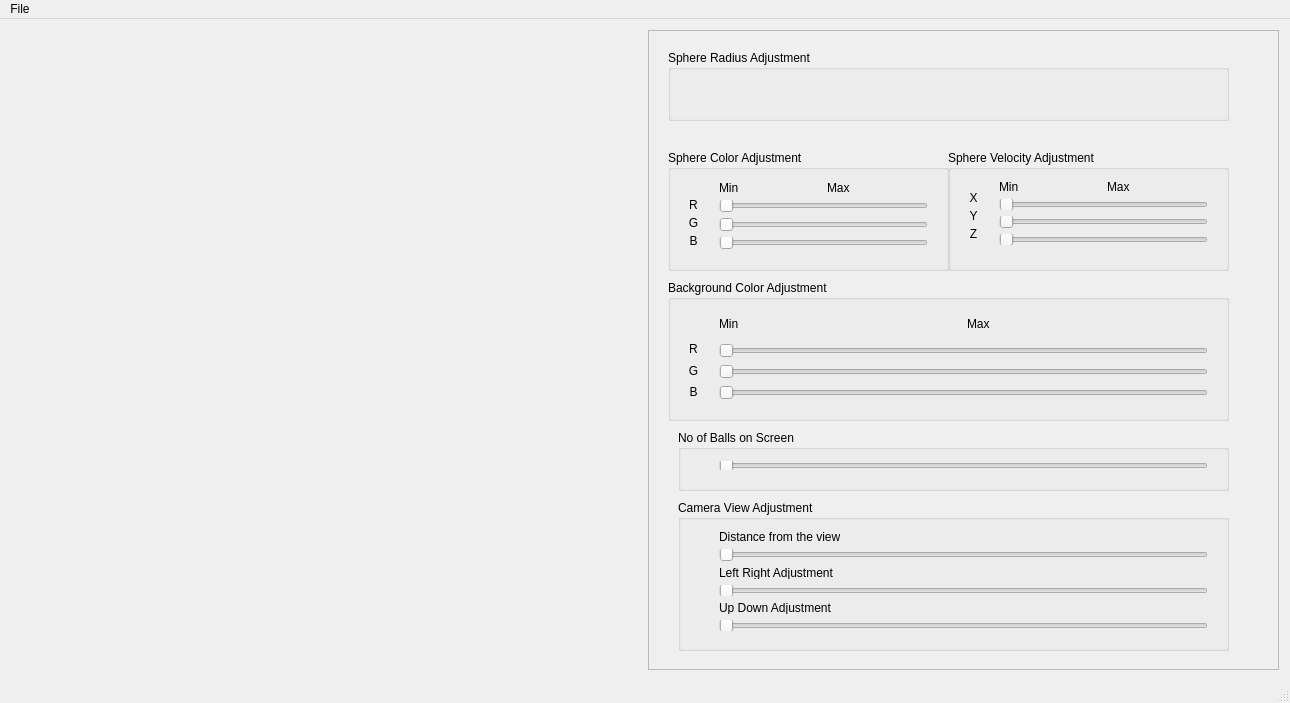
Above: mainwindowform.ui from kavindukk/Ball_Fountain before the change. Below: the same form after it.
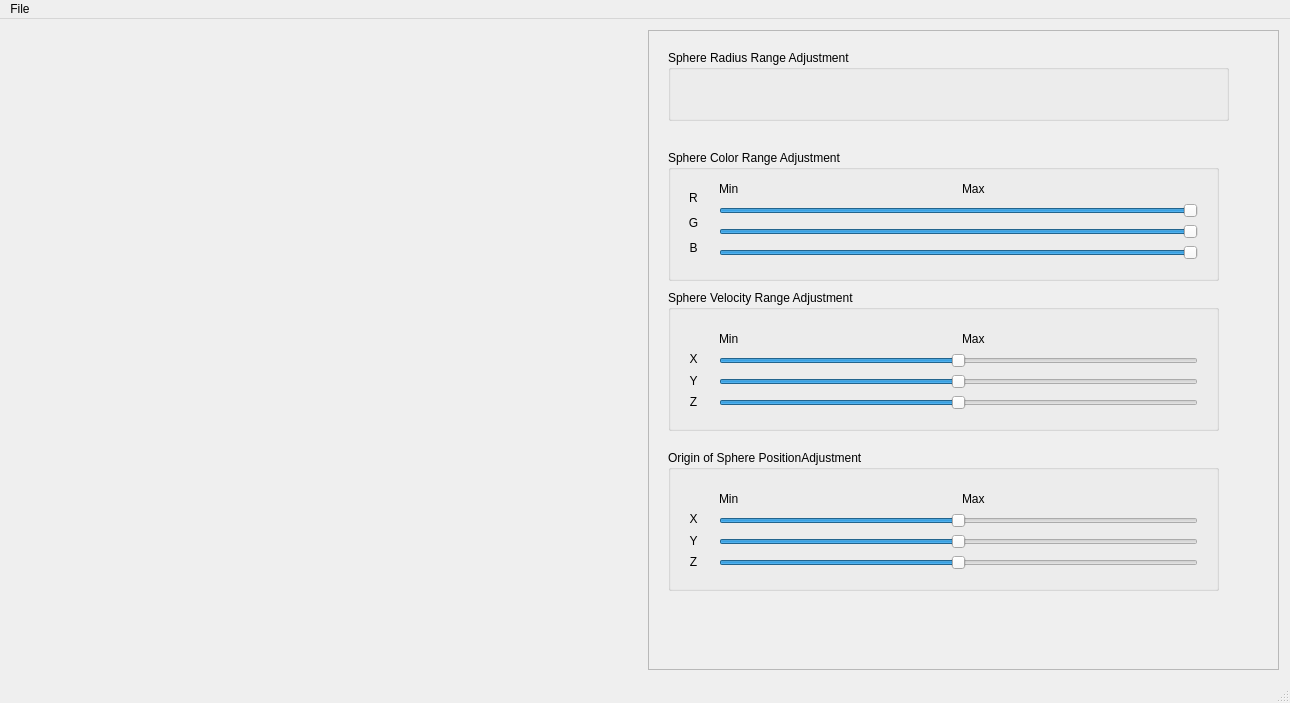
That is the form after the change. Icons and pictures are not drawn. Custom widgets are drawn as their Qt base class.

Commit message: all the sliders connected to OSGWidget

The edit to the form file:
```diff
--- a/mainwindowform.ui
+++ b/mainwindowform.ui
@@ -34,9 +34,9 @@
        <property name="geometry">
         <rect>
          <x>30</x>
-         <y>157</y>
+         <y>147</y>
          <width>31</width>
-         <height>71</height>
+         <height>91</height>
         </rect>
        </property>
        <layout class="QVBoxLayout" name="verticalLayout">
@@ -72,77 +72,6 @@
         </item>
        </layout>
       </widget>
-      <widget class="QWidget" name="layoutWidget_5">
-       <property name="geometry">
-        <rect>
-         <x>60</x>
-         <y>270</y>
-         <width>511</width>
-         <height>111</height>
-        </rect>
-       </property>
-       <layout class="QHBoxLayout" name="horizontalLayout_10">
-        <item>
-         <layout class="QHBoxLayout" name="horizontalLayout_11">
-          <item>
-           <layout class="QVBoxLayout" name="verticalLayout_4">
-            <item>
-             <layout class="QHBoxLayout" name="horizontalLayout_12">
-              <item>
-               <widget class="QLabel" name="label_11">
-                <property name="text">
-                 <string>Min</string>
-                </property>
-               </widget>
-              </item>
-              <item>
-               <widget class="QLabel" name="label_12">
-                <property name="text">
-                 <string>Max</string>
-                </property>
-               </widget>
-              </item>
-             </layout>
-            </item>
-            <item>
-             <layout class="QHBoxLayout" name="horizontalLayout_13">
-              <item>
-               <widget class="QSlider" name="horizontalSlider_11">
-                <property name="orientation">
-                 <enum>Qt::Horizontal</enum>
-                </property>
-               </widget>
-              </item>
-             </layout>
-            </item>
-            <item>
-             <layout class="QHBoxLayout" name="horizontalLayout_14">
-              <item>
-               <widget class="QSlider" name="horizontalSlider_13">
-                <property name="orientation">
-                 <enum>Qt::Horizontal</enum>
-                </property>
-               </widget>
-              </item>
-             </layout>
-            </item>
-            <item>
-             <layout class="QHBoxLayout" name="horizontalLayout_15">
-              <item>
-               <widget class="QSlider" name="horizontalSlider_15">
-                <property name="orientation">
-                 <enum>Qt::Horizontal</enum>
-                </property>
-               </widget>
-              </item>
-             </layout>
-            </item>
-           </layout>
-          </item>
-         </layout>
-        </item>
-       </layout>
-      </widget>
       <widget class="QGroupBox" name="groupBox">
        <property name="geometry">
         <rect>
@@ -153,101 +82,20 @@
         </rect>
        </property>
        <property name="title">
-        <string>Sphere Radius Adjustment</string>
+        <string>Sphere Radius Range Adjustment</string>
        </property>
       </widget>
-      <widget class="QWidget" name="layoutWidget_9">
-       <property name="geometry">
-        <rect>
-         <x>30</x>
-         <y>300</y>
-         <width>31</width>
-         <height>81</height>
-        </rect>
-       </property>
-       <layout class="QVBoxLayout" name="verticalLayout_3">
-        <item>
-         <widget class="QLabel" name="label_8">
-          <property name="text">
-           <string>R</string>
-          </property>
-          <property name="alignment">
-           <set>Qt::AlignCenter</set>
-          </property>
-         </widget>
-        </item>
-        <item>
-         <widget class="QLabel" name="label_9">
-          <property name="text">
-           <string>G</string>
-          </property>
-          <property name="alignment">
-           <set>Qt::AlignCenter</set>
-          </property>
-         </widget>
-        </item>
-        <item>
-         <widget class="QLabel" name="label_10">
-          <property name="text">
-           <string>B</string>
-          </property>
-          <property name="alignment">
-           <set>Qt::AlignCenter</set>
-          </property>
-         </widget>
-        </item>
-       </layout>
-      </widget>
       <widget class="QGroupBox" name="groupBox_2">
        <property name="geometry">
         <rect>
          <x>20</x>
          <y>120</y>
-         <width>281</width>
-         <height>121</height>
-        </rect>
-       </property>
-       <property name="title">
-        <string>Sphere Color Adjustment</string>
-       </property>
-      </widget>
-      <widget class="QGroupBox" name="groupBox_3">
-       <property name="geometry">
-        <rect>
-         <x>20</x>
-         <y>250</y>
-         <width>561</width>
-         <height>141</height>
-        </rect>
-       </property>
-       <property name="title">
-        <string>Background Color Adjustment</string>
-       </property>
-      </widget>
-      <widget class="QGroupBox" name="groupBox_4">
-       <property name="geometry">
-        <rect>
-         <x>30</x>
-         <y>400</y>
          <width>551</width>
-         <height>61</height>
+         <height>131</height>
         </rect>
        </property>
        <property name="title">
-        <string>No of Balls on Screen</string>
-       </property>
-      </widget>
-      <widget class="QGroupBox" name="groupBox_5">
-       <property name="geometry">
-        <rect>
-         <x>30</x>
-         <y>470</y>
-         <width>551</width>
-         <height>151</height>
-        </rect>
-       </property>
-       <property name="title">
-        <string>Camera View Adjustment</string>
+        <string>Sphere Color Range Adjustment</string>
        </property>
       </widget>
       <widget class="QWidget" name="layoutWidget">
@@ -319,8 +167,8 @@
         <rect>
          <x>60</x>
          <y>140</y>
-         <width>231</width>
-         <height>90</height>
+         <width>501</width>
+         <height>101</height>
         </rect>
        </property>
        <layout class="QHBoxLayout" name="horizontalLayout_9">
@@ -351,10 +199,13 @@
               <item>
                <widget class="QSlider" name="Rcolor">
                 <property name="minimum">
-                 <number>200</number>
+                 <number>0</number>
                 </property>
                 <property name="maximum">
-                 <number>800</number>
+                 <number>1000</number>
+                </property>
+                <property name="value">
+                 <number>1000</number>
                 </property>
                 <property name="orientation">
                  <enum>Qt::Horizontal</enum>
@@ -368,10 +219,13 @@
               <item>
                <widget class="QSlider" name="Gcolor">
                 <property name="minimum">
-                 <number>200</number>
+                 <number>0</number>
                 </property>
                 <property name="maximum">
-                 <number>800</number>
+                 <number>1000</number>
+                </property>
+                <property name="value">
+                 <number>1000</number>
                 </property>
                 <property name="orientation">
                  <enum>Qt::Horizontal</enum>
@@ -385,11 +239,14 @@
               <item>
                <widget class="QSlider" name="Bcolor">
                 <property name="minimum">
-                 <number>200</number>
+                 <number>0</number>
                 </property>
                 <property name="maximum">
-                 <number>800</number>
+                 <number>1000</number>
                 </property>
+                <property name="value">
+                 <number>1000</number>
+                </property>
                 <property name="orientation">
                  <enum>Qt::Horizontal</enum>
                 </property>
@@ -403,98 +260,25 @@
         </item>
        </layout>
       </widget>
-      <widget class="QWidget" name="layoutWidget">
+      <widget class="QGroupBox" name="groupBox_6">
        <property name="geometry">
         <rect>
-         <x>60</x>
-         <y>420</y>
-         <width>511</width>
-         <height>31</height>
+         <x>20</x>
+         <y>260</y>
+         <width>551</width>
+         <height>141</height>
         </rect>
        </property>
-       <layout class="QVBoxLayout" name="verticalLayout_5">
-        <item>
-         <widget class="QSlider" name="horizontalSlider_9">
-          <property name="orientation">
-           <enum>Qt::Horizontal</enum>
-          </property>
-         </widget>
-        </item>
-       </layout>
-      </widget>
-      <widget class="QWidget" name="layoutWidget">
-       <property name="geometry">
-        <rect>
-         <x>60</x>
-         <y>490</y>
-         <width>511</width>
-         <height>122</height>
-        </rect>
-       </property>
-       <layout class="QVBoxLayout" name="verticalLayout_9">
-        <item>
-         <layout class="QVBoxLayout" name="verticalLayout_8">
-          <item>
-           <widget class="QLabel" name="label_16">
-            <property name="text">
-             <string>Distance from the view</string>
-            </property>
-           </widget>
-          </item>
-          <item>
-           <widget class="QSlider" name="horizontalSlider_18">
-            <property name="orientation">
-             <enum>Qt::Horizontal</enum>
-            </property>
-           </widget>
-          </item>
-         </layout>
-        </item>
-        <item>
-         <layout class="QVBoxLayout" name="verticalLayout_7">
-          <item>
-           <widget class="QLabel" name="label_15">
-            <property name="text">
-             <string>Left Right Adjustment</string>
-            </property>
-           </widget>
-          </item>
-          <item>
-           <widget class="QSlider" name="horizontalSlider_17">
-            <property name="orientation">
-             <enum>Qt::Horizontal</enum>
-            </property>
-           </widget>
-          </item>
-         </layout>
-        </item>
-        <item>
-         <layout class="QVBoxLayout" name="verticalLayout_6">
-          <item>
-           <widget class="QLabel" name="label_14">
-            <property name="text">
-             <string>Up Down Adjustment</string>
-            </property>
-           </widget>
-          </item>
-          <item>
-           <widget class="QSlider" name="horizontalSlider_16">
-            <property name="orientation">
-             <enum>Qt::Horizontal</enum>
-            </property>
-           </widget>
-          </item>
-         </layout>
-        </item>
-       </layout>
-      </widget>
+       <property name="title">
+        <string>Sphere Velocity Range Adjustment</string>
+       </property>
       <widget class="QWidget" name="layoutWidget_2">
        <property name="geometry">
         <rect>
-         <x>310</x>
-         <y>150</y>
+          <x>10</x>
+          <y>50</y>
          <width>31</width>
-         <height>71</height>
+          <height>81</height>
         </rect>
        </property>
        <layout class="QVBoxLayout" name="verticalLayout_10">
@@ -533,10 +317,10 @@
       <widget class="QWidget" name="layoutWidget_3">
        <property name="geometry">
         <rect>
-         <x>340</x>
-         <y>140</y>
-         <width>231</width>
-         <height>86</height>
+          <x>40</x>
+          <y>30</y>
+          <width>501</width>
+          <height>101</height>
         </rect>
        </property>
        <layout class="QVBoxLayout" name="verticalLayout_11">
@@ -568,6 +352,9 @@
             <property name="maximum">
              <number>1500</number>
             </property>
+             <property name="value">
+              <number>1000</number>
+             </property>
             <property name="orientation">
              <enum>Qt::Horizontal</enum>
             </property>
@@ -585,6 +372,9 @@
             <property name="maximum">
              <number>1500</number>
             </property>
+             <property name="value">
+              <number>1000</number>
+             </property>
             <property name="orientation">
              <enum>Qt::Horizontal</enum>
             </property>
@@ -602,6 +392,9 @@
             <property name="maximum">
              <number>1500</number>
             </property>
+             <property name="value">
+              <number>1000</number>
+             </property>
             <property name="orientation">
              <enum>Qt::Horizontal</enum>
             </property>
@@ -611,18 +404,151 @@
         </item>
        </layout>
       </widget>
-      <widget class="QGroupBox" name="groupBox_6">
+      </widget>
+      <widget class="QGroupBox" name="groupBox_7">
        <property name="geometry">
         <rect>
-         <x>300</x>
-         <y>120</y>
-         <width>281</width>
-         <height>121</height>
+         <x>20</x>
+         <y>420</y>
+         <width>551</width>
+         <height>141</height>
         </rect>
        </property>
        <property name="title">
-        <string>Sphere Velocity Adjustment</string>
+        <string>Origin of Sphere PositionAdjustment</string>
        </property>
+       <widget class="QWidget" name="layoutWidget_4">
+        <property name="geometry">
+         <rect>
+          <x>10</x>
+          <y>50</y>
+          <width>31</width>
+          <height>81</height>
+         </rect>
+        </property>
+        <layout class="QVBoxLayout" name="verticalLayout_12">
+         <item>
+          <widget class="QLabel" name="label_14">
+           <property name="text">
+            <string>X</string>
+           </property>
+           <property name="alignment">
+            <set>Qt::AlignCenter</set>
+           </property>
+          </widget>
+         </item>
+         <item>
+          <widget class="QLabel" name="label_21">
+           <property name="text">
+            <string>Y</string>
+           </property>
+           <property name="alignment">
+            <set>Qt::AlignCenter</set>
+           </property>
+          </widget>
+         </item>
+         <item>
+          <widget class="QLabel" name="label_22">
+           <property name="text">
+            <string>Z</string>
+           </property>
+           <property name="alignment">
+            <set>Qt::AlignCenter</set>
+           </property>
+          </widget>
+         </item>
+        </layout>
+       </widget>
+       <widget class="QWidget" name="layoutWidget_5">
+        <property name="geometry">
+         <rect>
+          <x>40</x>
+          <y>30</y>
+          <width>501</width>
+          <height>101</height>
+         </rect>
+        </property>
+        <layout class="QVBoxLayout" name="verticalLayout_13">
+         <item>
+          <layout class="QHBoxLayout" name="horizontalLayout_20">
+           <item>
+            <widget class="QLabel" name="label_23">
+             <property name="text">
+              <string>Min</string>
+             </property>
+            </widget>
+           </item>
+           <item>
+            <widget class="QLabel" name="label_24">
+             <property name="text">
+              <string>Max</string>
+             </property>
+            </widget>
+           </item>
+          </layout>
+         </item>
+         <item>
+          <layout class="QHBoxLayout" name="horizontalLayout_21">
+           <item>
+            <widget class="QSlider" name="xPosition">
+             <property name="minimum">
+              <number>-1000</number>
+             </property>
+             <property name="maximum">
+              <number>1000</number>
+             </property>
+             <property name="value">
+              <number>0</number>
+             </property>
+             <property name="orientation">
+              <enum>Qt::Horizontal</enum>
+             </property>
+            </widget>
+           </item>
+          </layout>
+         </item>
+         <item>
+          <layout class="QHBoxLayout" name="horizontalLayout_22">
+           <item>
+            <widget class="QSlider" name="yPosition">
+             <property name="minimum">
+              <number>-1000</number>
+             </property>
+             <property name="maximum">
+              <number>1000</number>
+             </property>
+             <property name="value">
+              <number>0</number>
+             </property>
+             <property name="orientation">
+              <enum>Qt::Horizontal</enum>
+             </property>
+            </widget>
+           </item>
+          </layout>
+         </item>
+         <item>
+          <layout class="QHBoxLayout" name="horizontalLayout_23">
+           <item>
+            <widget class="QSlider" name="zPosition">
+             <property name="minimum">
+              <number>-500</number>
+             </property>
+             <property name="maximum">
+              <number>500</number>
+             </property>
+             <property name="value">
+              <number>0</number>
+             </property>
+             <property name="orientation">
+              <enum>Qt::Horizontal</enum>
+             </property>
+            </widget>
+           </item>
+          </layout>
+         </item>
+        </layout>
+       </widget>
       </widget>
      </widget>
     </item>
```
Left out of the diff: 3 changed lines with no effect on the pictures. Lines whose indentation alone changed are shown as unchanged. The commit also changes 4 other files.
